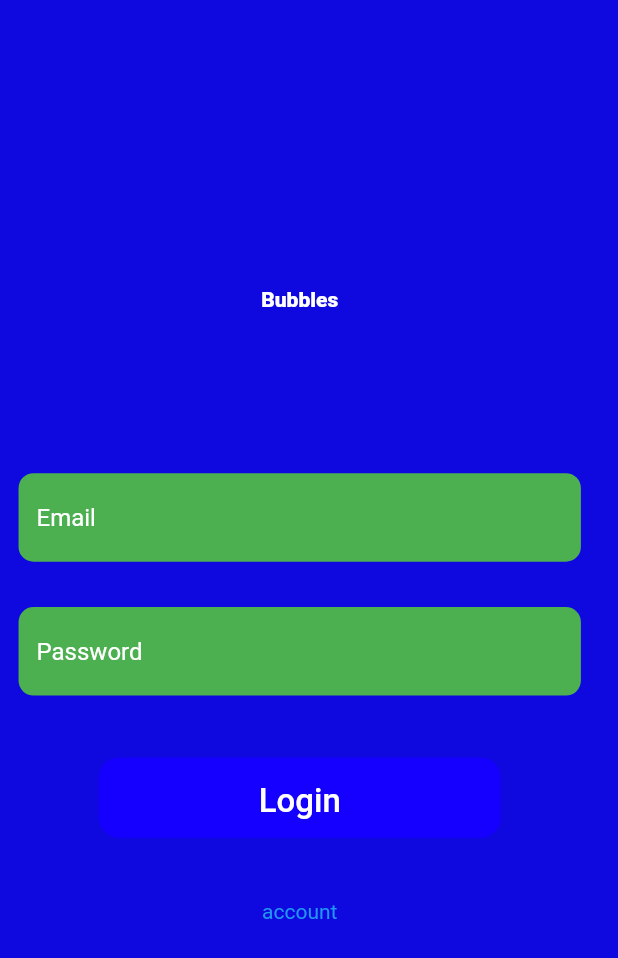
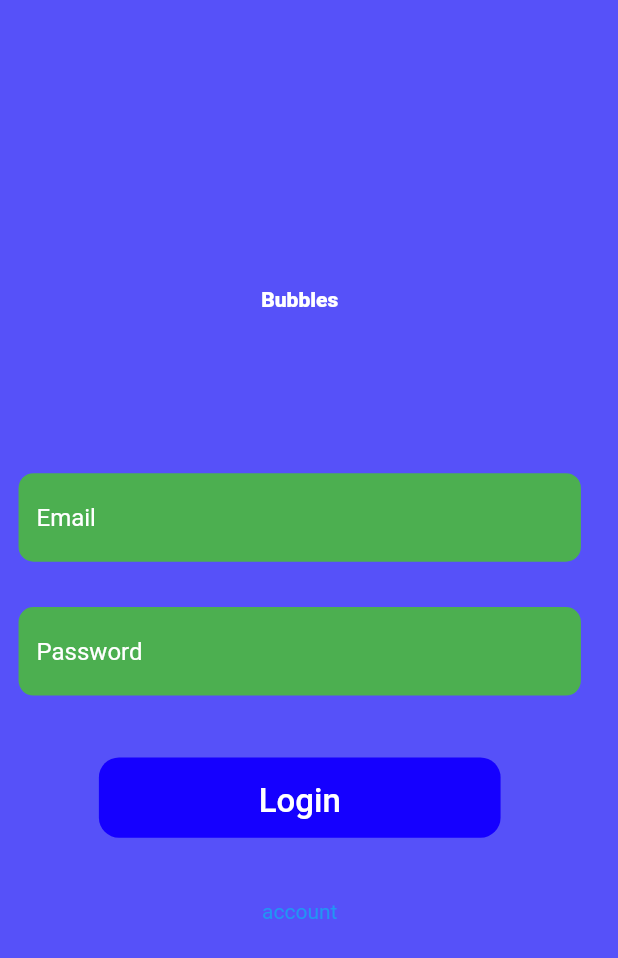
Before and after one commit to samlevy25/Bubble, a Flutter app: the screen it shows after launch, on a phone screen of 412 x 824 dp. Shown: the top 958 px of the screen. Run offline on Flutter 3.47's test engine with Material 2 defaults, Android fonts, the phone set to English and light mode, and no system bars; our stand-ins replace cloud_firestore, file_picker, firebase_auth, firebase_core, firebase_storage, flutter_spinkit and 1 more; accounts and stored records are empty.

Commit message:
fix bugs due to convenstions

```diff
--- a/bubbles_app/lib/main.dart
+++ b/bubbles_app/lib/main.dart
@@ -44,9 +44,9 @@ class MainApp extends StatelessWidget {
       child: MaterialApp(
         title: 'Bubbles',
         theme: ThemeData(
-          scaffoldBackgroundColor: const Color.fromARGB(255, 15, 8, 223),
+          scaffoldBackgroundColor: Color.fromARGB(255, 86, 81, 249),
           bottomNavigationBarTheme: const BottomNavigationBarThemeData(
-              backgroundColor: Color.fromARGB(255, 78, 72, 156)),
+              backgroundColor: Color.fromARGB(255, 105, 101, 159)),
         ),
         navigatorKey: NavigationService.navigatorKey,
         initialRoute: '/login',
--- a/bubbles_app/lib/pages/register_page.dart
+++ b/bubbles_app/lib/pages/register_page.dart
@@ -107,7 +107,8 @@ class _RegisterPageState extends State<RegisterPage> {
         } else {
           return RoundedImageNetwork(
             key: UniqueKey(),
-            imagePath: "https://i.pravatar.cc/150?img=65",
+            imagePath:
+                "https://firebasestorage.googleapis.com/v0/b/bubbles-96944.appspot.com/o/gui%2Fno_profile.jpeg?alt=media&token=a84c7e69-bb15-4f39-9279-ef031d19cd72",
             size: _deviceHeight * 0.15,
           );
         }
--- a/bubbles_app/lib/services/database_service.dart
+++ b/bubbles_app/lib/services/database_service.dart
@@ -2,7 +2,7 @@ import 'package:cloud_firestore/cloud_firestore.dart';
 import 'package:flutter/foundation.dart';
 
 const String userCollection = "Users";
-const String chatsCollection = "Bubbles";
+const String chatsCollection = "Chats";
 const String messagesCollection = "Messages";
 
 class DatabaseService {
```
Also changed, not shown: bubbles_app/lib/providers/chats_page_provider.dart (+10 -1 lines), 3 other files.
